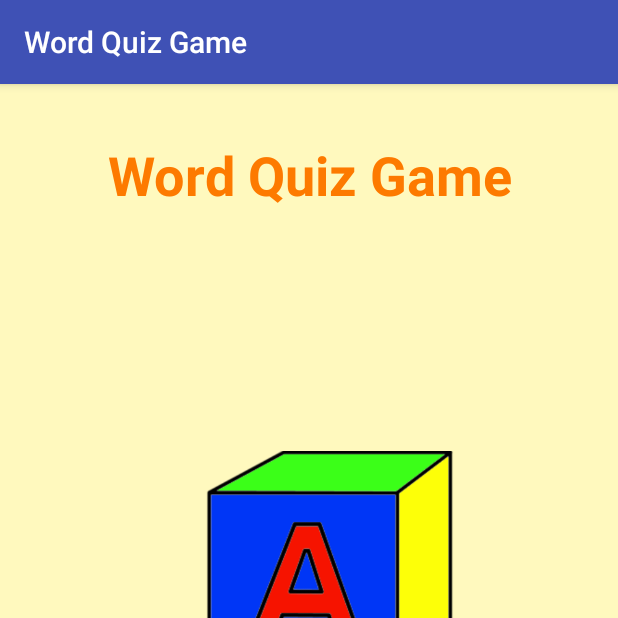
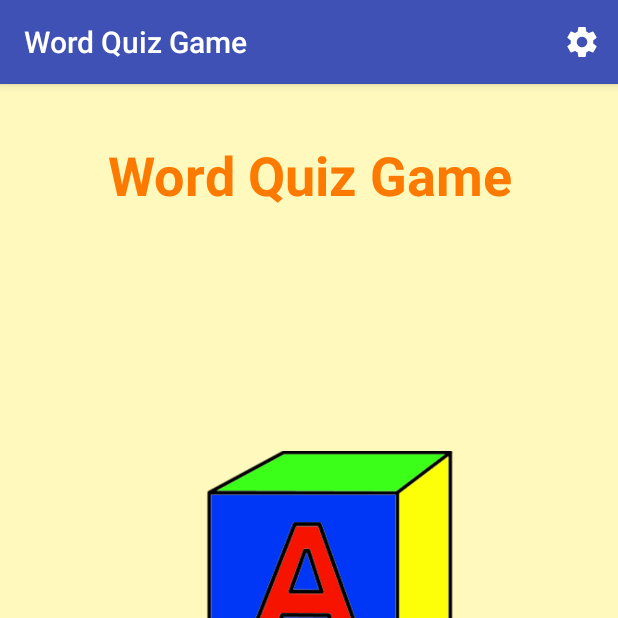
Before and after one commit to 3bugs/WordQuizGame-Master, an Android app: the screen it shows after launch (MainActivity), on a phone screen of 412 x 824 dp, the top half of it. Run offline under Robolectric (Android 15) with nearby library versions, the phone set to English and light mode, and no system bars.

Commit message:
Add empty view in HighScoreActivity's ListView, add MainActivity's options menu.

```diff
--- a/app/build.gradle
+++ b/app/build.gradle
@@ -22,5 +22,6 @@ android {
 dependencies {
     compile fileTree(dir: 'libs', include: ['*.jar'])
     testCompile 'junit:junit:4.12'
-    compile 'com.android.support:appcompat-v7:23.2.1'
+    compile 'com.android.support:appcompat-v7:23.4.0'
+    compile 'com.android.support:support-v4:23.4.0'
 }
--- a/app/src/main/java/com/example/wordquizgamemaster/HighScoreActivity.java
+++ b/app/src/main/java/com/example/wordquizgamemaster/HighScoreActivity.java
@@ -8,6 +8,7 @@ import android.support.v7.app.AppCompatActivity;
 import android.widget.ListView;
 import android.widget.RadioButton;
 import android.widget.RadioGroup;
+import android.widget.TextView;
 
 import com.example.wordquizgamemaster.db.DatabaseHelper;
 
@@ -31,6 +32,9 @@ public class HighScoreActivity extends AppCompatActivity {
         mDatabase = mHelper.getWritableDatabase();
 
         mHighScoreListView = (ListView) findViewById(R.id.high_score_list_view);
+        TextView emptyView = (TextView) findViewById(R.id.empty);
+        mHighScoreListView.setEmptyView(emptyView);
+
         setListAdapter();
 
         // กำหนดข้อความปุ่มเรดิโอ
--- a/app/src/main/java/com/example/wordquizgamemaster/MainActivity.java
+++ b/app/src/main/java/com/example/wordquizgamemaster/MainActivity.java
@@ -8,6 +8,8 @@ import android.support.v7.app.AlertDialog;
 import android.support.v7.app.AppCompatActivity;
 import android.util.Log;
 import android.view.LayoutInflater;
+import android.view.Menu;
+import android.view.MenuInflater;
 import android.view.View;
 import android.view.ViewGroup;
 import android.widget.ArrayAdapter;
@@ -174,4 +176,11 @@ public class MainActivity extends AppCompatActivity {
         super.onRestart();
         Log.i(TAG, "onRestart");
     }
+
+    @Override
+    public boolean onCreateOptionsMenu(Menu menu) {
+        MenuInflater inflater = getMenuInflater();
+        inflater.inflate(R.menu.main, menu);
+        return true;
+    }
 }
--- /dev/null
+++ b/app/src/main/res/menu/main.xml
@@ -0,0 +1,11 @@
+<?xml version="1.0" encoding="utf-8"?>
+<menu xmlns:android="http://schemas.android.com/apk/res/android"
+      xmlns:app="http://schemas.android.com/apk/res-auto">
+
+    <item
+        android:id="@+id/action_settings"
+        android:icon="@drawable/ic_settings_white_24dp"
+        android:title="@string/action_settings"
+        app:showAsAction="always"/>
+
+</menu>
--- a/app/src/main/res/values/strings.xml
+++ b/app/src/main/res/values/strings.xml
@@ -6,7 +6,6 @@
     <string name="high_score_label">High Score</string>
 
     <string name="choose_difficulty_title">Choose Difficulty Level</string>
-
     <string name="easy_label">Easy</string>
     <string name="medium_label">Medium</string>
     <string name="hard_label">Hard</string>
@@ -27,4 +26,7 @@
     <string name="success_percentage_label">Success percentage: %1$.1f</string>
     <string name="restart_quiz_label">Restart Quiz</string>
     <string name="return_to_menu_label">Return to Menu</string>
+
+    <string name="action_settings">Settings</string>
+    <string name="no_data">No data</string>
 </resources>
--- a/build.gradle
+++ b/build.gradle
@@ -5,7 +5,7 @@ buildscript {
         jcenter()
     }
     dependencies {
-        classpath 'com.android.tools.build:gradle:1.5.0'
+        classpath 'com.android.tools.build:gradle:2.1.2'
 
         // NOTE: Do not place your application dependencies here; they belong
         // in the individual module build.gradle files
```
Also changed, not shown: app/src/main/AndroidManifest.xml (+3 -7 lines), app/src/main/res/layout/activity_high_score.xml (+11 -0 lines), app/src/main/res/drawable-hdpi/ic_settings_white_24dp.png (added), app/src/main/res/drawable-mdpi/ic_settings_white_24dp.png (added), app/src/main/res/drawable-xhdpi/ic_settings_white_24dp.png (added), app/src/main/res/drawable-xxhdpi/ic_settings_white_24dp.png (added), app/src/main/res/drawable-xxxhdpi/ic_settings_white_24dp.png (added), gradle/wrapper/gradle-wrapper.properties, 1 other file.
